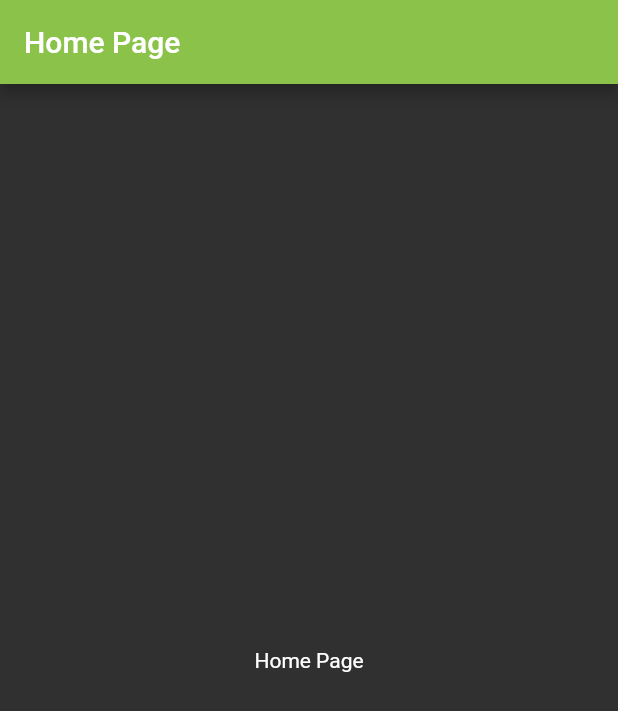
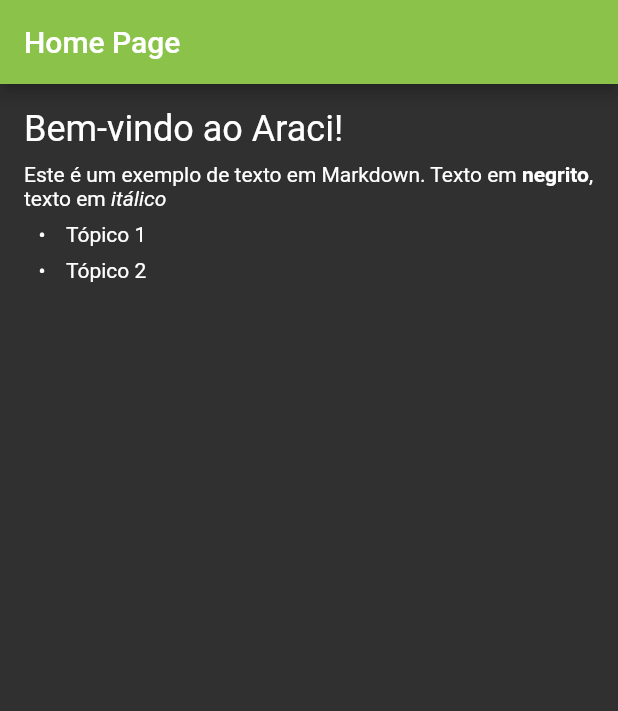
Before and after one commit to incubadora-araci/araci.lab, a Flutter app: the screen it shows after launch, on a phone screen of 412 x 824 dp. Shown: the top 711 px of the screen. Run offline on Flutter 3.47's test engine with Material 2 defaults, Android fonts, the phone set to English and light mode, and no system bars; our stand-ins replace animated_splash_screen, flutter_markdown, get, get_storage, page_transition.

Commit message:
[0.0.1] Added markdown plugin

```diff
--- a/lib/app/ui/home/home_page.dart
+++ b/lib/app/ui/home/home_page.dart
@@ -2,6 +2,7 @@ import 'package:araci/app/controller/home_controller.dart';
 import 'package:flutter/material.dart';
 import 'package:get/get.dart';
 import 'package:http/http.dart' as http;
+import 'package:flutter_markdown/flutter_markdown.dart';
 
 class HomePage extends StatelessWidget {
   @override
@@ -9,9 +10,14 @@ class HomePage extends StatelessWidget {
     return Scaffold(
       appBar: AppBar(title: Text('Home Page')),
       body: Container(
-        child: Center(
-          child: Text("Home Page"),
-        ),
+        child: markdown("# Bem-vindo ao Araci!"+
+        "\nEste é um exemplo de texto em Markdown.  "+
+        "\nTexto em **negrito**, texto em *itálico*"+
+        "\n - Tópico 1  "+
+        "\n - Tópico 2  "),
+//        child: Center(
+//          child: Text("Home Page"),
+//        ),
       ),
       // body: RefreshIndicator(
       //   child: ListView(
@@ -32,4 +38,8 @@ class HomePage extends StatelessWidget {
         // ),
     );
   }
+
+  Widget markdown(String data) {
+    return Markdown(data: data);
+  }
 }
--- a/pubspec.yaml
+++ b/pubspec.yaml
@@ -33,6 +33,7 @@ dependencies:
   animated_splash_screen: ^1.0.1+2
   get_storage: ^1.3.2
   youtube_player_flutter: ^7.0.0+7
+  flutter_markdown: ^0.5.1
 
 
 dev_dependencies:
```
Also changed, not shown: pubspec.lock.
